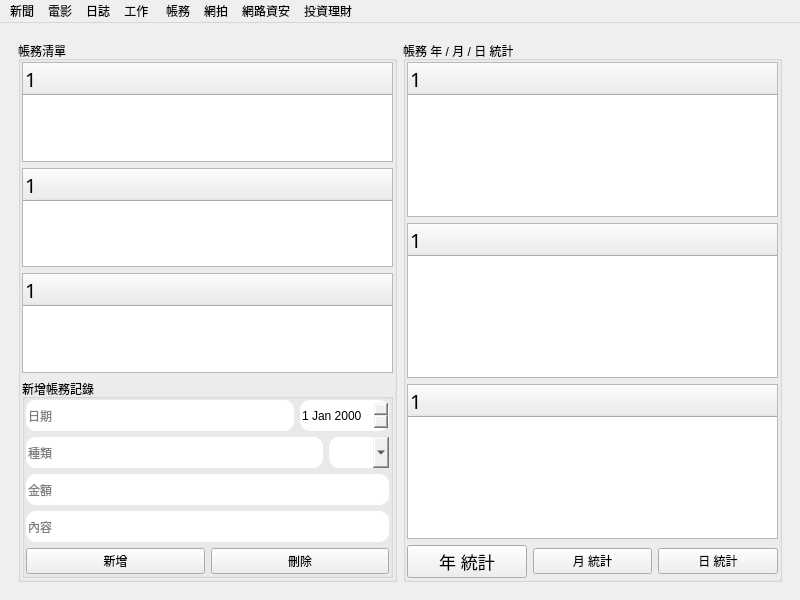
First picture: the form in gui/main.ui, repository Git-rl8002002/rl8002002_scraping, before the edit.
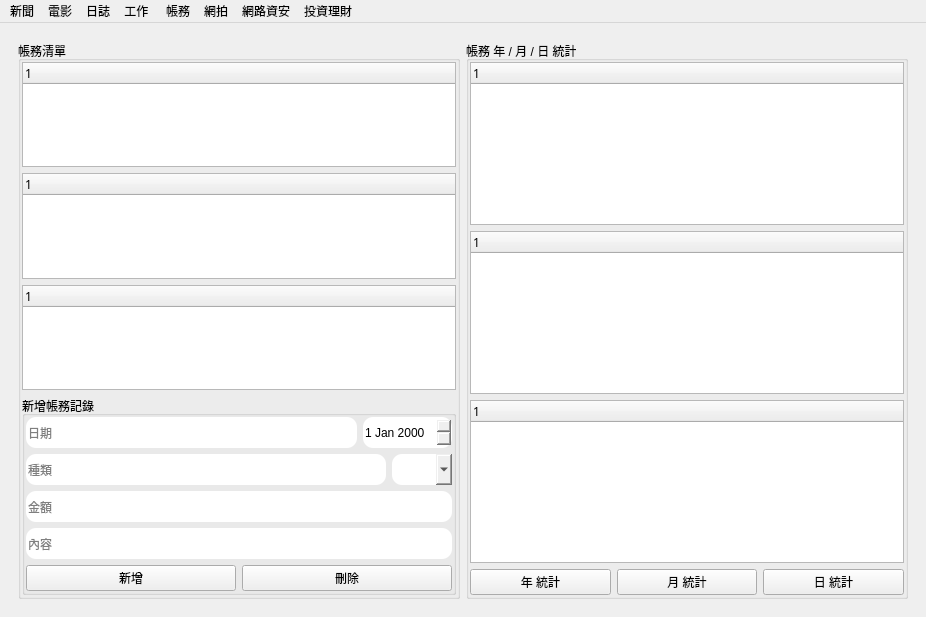
Second picture: the form after the edit. The open tabs and pages were chosen to show the change. Icons and pictures are not drawn.

The edit to the form file:
```diff
--- a/gui/main.ui
+++ b/gui/main.ui
@@ -6,8 +6,8 @@
    <rect>
     <x>0</x>
     <y>0</y>
-    <width>800</width>
-    <height>600</height>
+    <width>926</width>
+    <height>617</height>
    </rect>
   </property>
   <property name="windowTitle">
@@ -994,8 +994,8 @@
             <widget class="QTreeWidget" name="money_record_year_statistics_list">
              <property name="font">
               <font>
-               <family>Microsoft JhengHei</family>
-               <pointsize>15</pointsize>
+               <family>微軟正黑體</family>
+               <pointsize>9</pointsize>
               </font>
              </property>
              <column>
@@ -1009,8 +1009,8 @@
             <widget class="QTreeWidget" name="money_record_month_statistics_list">
              <property name="font">
               <font>
-               <family>Microsoft JhengHei</family>
-               <pointsize>15</pointsize>
+               <family>微軟正黑體</family>
+               <pointsize>9</pointsize>
               </font>
              </property>
              <column>
@@ -1024,8 +1024,8 @@
             <widget class="QTreeWidget" name="money_record_day_statistics_list">
              <property name="font">
               <font>
-               <family>Microsoft JhengHei</family>
-               <pointsize>15</pointsize>
+               <family>微軟正黑體</family>
+               <pointsize>9</pointsize>
               </font>
              </property>
              <column>
@@ -1041,8 +1041,8 @@
               <widget class="QPushButton" name="btn_money_record_detail_list">
                <property name="font">
                 <font>
-                 <family>.AppleSystemUIFont</family>
-                 <pointsize>13</pointsize>
+                 <family>微軟正黑體</family>
+                 <pointsize>9</pointsize>
                 </font>
                </property>
                <property name="cursor">
@@ -1059,6 +1059,11 @@
              </item>
              <item>
               <widget class="QPushButton" name="btn_money_record_month_list">
+               <property name="font">
+                <font>
+                 <family>微軟正黑體</family>
+                </font>
+               </property>
                <property name="cursor">
                 <cursorShape>PointingHandCursor</cursorShape>
                </property>
@@ -1073,6 +1078,11 @@
              </item>
              <item>
               <widget class="QPushButton" name="btn_money_record_day_list">
+               <property name="font">
+                <font>
+                 <family>微軟正黑體</family>
+                </font>
+               </property>
                <property name="cursor">
                 <cursorShape>PointingHandCursor</cursorShape>
                </property>
@@ -1112,8 +1122,8 @@
             <widget class="QTreeWidget" name="money_record_list">
              <property name="font">
               <font>
-               <family>Microsoft JhengHei</family>
-               <pointsize>15</pointsize>
+               <family>微軟正黑體</family>
+               <pointsize>9</pointsize>
               </font>
              </property>
              <column>
@@ -1127,8 +1137,8 @@
             <widget class="QTreeWidget" name="money_record_kind_list">
              <property name="font">
               <font>
-               <family>Microsoft JhengHei</family>
-               <pointsize>15</pointsize>
+               <family>微軟正黑體</family>
+               <pointsize>9</pointsize>
               </font>
              </property>
              <column>
@@ -1142,8 +1152,8 @@
             <widget class="QTreeWidget" name="money_record_detail_list">
              <property name="font">
               <font>
-               <family>Microsoft JhengHei</family>
-               <pointsize>15</pointsize>
+               <family>微軟正黑體</family>
+               <pointsize>9</pointsize>
               </font>
              </property>
              <column>
@@ -1236,6 +1246,11 @@
                <layout class="QHBoxLayout" name="horizontalLayout_3">
                 <item>
                  <widget class="QPushButton" name="btn_money_record_submit">
+                  <property name="font">
+                   <font>
+                    <family>微軟正黑體</family>
+                   </font>
+                  </property>
                   <property name="cursor">
                    <cursorShape>PointingHandCursor</cursorShape>
                   </property>
@@ -1250,6 +1265,11 @@
                 </item>
                 <item>
                  <widget class="QPushButton" name="btn_money_record_del">
+                  <property name="font">
+                   <font>
+                    <family>微軟正黑體</family>
+                   </font>
+                  </property>
                   <property name="cursor">
                    <cursorShape>PointingHandCursor</cursorShape>
                   </property>
@@ -1915,8 +1935,8 @@
     <rect>
      <x>0</x>
      <y>0</y>
-     <width>800</width>
-     <height>24</height>
+     <width>926</width>
+     <height>26</height>
     </rect>
    </property>
    <widget class="QMenu" name="menu">
```
Left out of the diff: 149 changed lines with no effect on the pictures.
